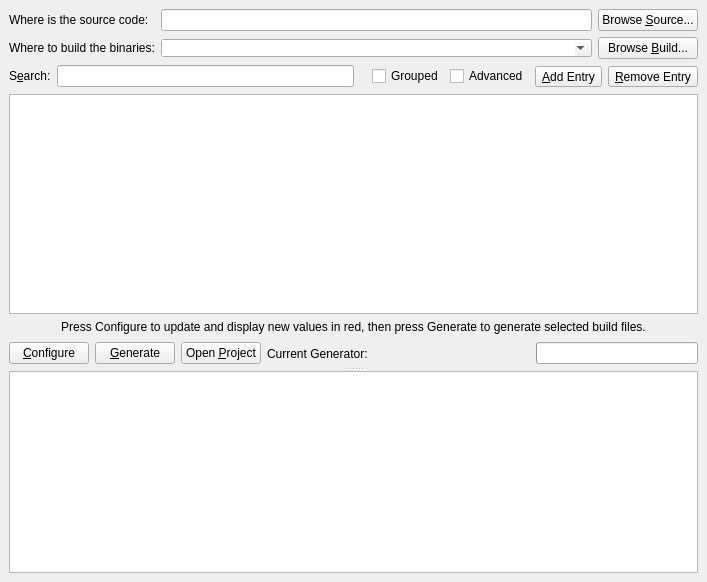
Above: Source/QtDialog/CMakeSetupDialog.ui from bitwiseworks/cmake-os2 before the change. Below: the same form after it.
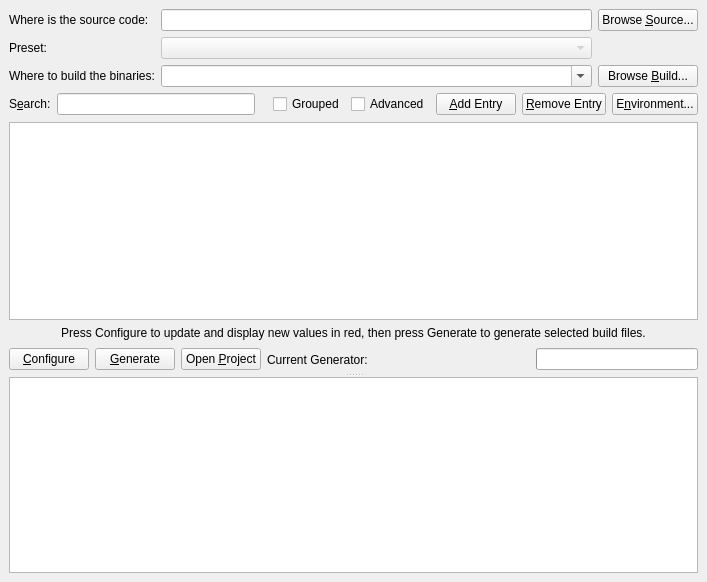
That is the form after the change. Icons and pictures are not drawn. Custom widgets are drawn as their Qt base class.

Diff of the .ui file:
```diff
--- a/Source/QtDialog/CMakeSetupDialog.ui
+++ b/Source/QtDialog/CMakeSetupDialog.ui
@@ -45,27 +45,38 @@
      <item row="1" column="0">
       <widget class="QLabel" name="label_2">
        <property name="text">
-        <string>Where to build the binaries:</string>
+        <string>Preset:</string>
        </property>
       </widget>
      </item>
      <item row="1" column="1">
+      <widget class="QCMakePresetComboBox" name="Preset">
+       <property name="enabled">
+        <bool>false</bool>
+       </property>
+      </widget>
+     </item>
+     <item row="2" column="0">
+      <widget class="QLabel" name="BinaryLabel">
+       <property name="text">
+        <string>Where to build the binaries:</string>
+       </property>
+      </widget>
+     </item>
+     <item row="2" column="1">
       <widget class="QComboBox" name="BinaryDirectory">
        <property name="sizePolicy">
-        <sizepolicy hsizetype="Ignored" vsizetype="Fixed">
+        <sizepolicy hsizetype="Expanding" vsizetype="Fixed">
          <horstretch>0</horstretch>
          <verstretch>0</verstretch>
         </sizepolicy>
        </property>
-       <property name="styleSheet">
-        <string notr="true">padding-left: 0</string>
-       </property>
        <property name="editable">
         <bool>true</bool>
        </property>
       </widget>
      </item>
-     <item row="1" column="2">
+     <item row="2" column="2">
       <widget class="QPushButton" name="BrowseBinaryDirectoryButton">
        <property name="text">
         <string>Browse &amp;Build...</string>
@@ -158,7 +169,7 @@
           </widget>
          </item>
          <item>
-          <widget class="QToolButton" name="AddEntry">
+          <widget class="QPushButton" name="AddEntry">
            <property name="toolTip">
             <string>Add New Entry</string>
            </property>
@@ -169,13 +180,10 @@
             <iconset resource="CMakeSetup.qrc">
              <normaloff>:/Icons/Plus16.png</normaloff>:/Icons/Plus16.png</iconset>
            </property>
-           <property name="toolButtonStyle">
-            <enum>Qt::ToolButtonTextBesideIcon</enum>
-           </property>
           </widget>
          </item>
          <item>
-          <widget class="QToolButton" name="RemoveEntry">
+          <widget class="QPushButton" name="RemoveEntry">
            <property name="toolTip">
             <string>Remove Selected Entries</string>
            </property>
@@ -186,8 +194,12 @@
             <iconset resource="CMakeSetup.qrc">
              <normaloff>:/Icons/Delete16.png</normaloff>:/Icons/Delete16.png</iconset>
            </property>
-           <property name="toolButtonStyle">
-            <enum>Qt::ToolButtonTextBesideIcon</enum>
+          </widget>
+         </item>
+         <item>
+          <widget class="QPushButton" name="Environment">
+           <property name="text">
+            <string>E&amp;nvironment...</string>
            </property>
           </widget>
          </item>
@@ -241,13 +253,13 @@
            </property>
           </widget>
          </item>
-          <item>
-            <widget class="QPushButton" name="OpenProjectButton">
-              <property name="text">
-                <string>Open &amp;Project</string>
-              </property>
-            </widget>
-          </item>
+         <item>
+          <widget class="QPushButton" name="OpenProjectButton">
+           <property name="text">
+            <string>Open &amp;Project</string>
+           </property>
+          </widget>
+         </item>
          <item>
           <widget class="QLabel" name="Generator">
            <property name="text">
@@ -315,6 +327,11 @@
    <extends>QTreeView</extends>
    <header>QCMakeCacheView.h</header>
   </customwidget>
+  <customwidget>
+   <class>QCMakePresetComboBox</class>
+   <extends>QComboBox</extends>
+   <header>QCMakePresetComboBox.h</header>
+  </customwidget>
  </customwidgets>
  <resources>
   <include location="CMakeSetup.qrc"/>
```
Left out of the diff: 63 changed lines with no effect on the pictures.
